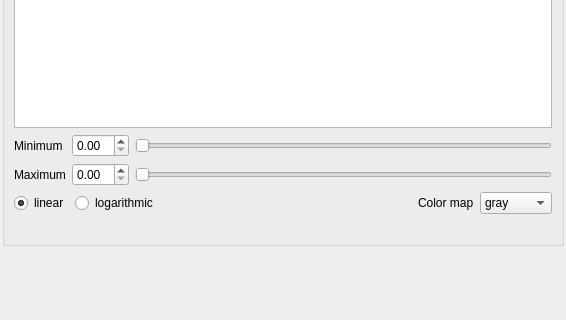
Old version of the form ptychotools/viewer/ui/control.ui in the repository DiamondLightSource/PtychographyTools; both pictures show x 0 to 566 and y 171 to 491 of the 566 by 757 pixel window.
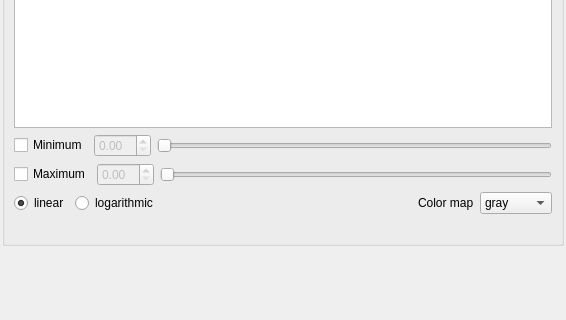
New version of the form. Custom widgets are drawn as their Qt base class.

Commit message: Added logarithmic scaling

```diff
--- a/ptychotools/viewer/ui/control.ui
+++ b/ptychotools/viewer/ui/control.ui
@@ -56,23 +56,24 @@
       <item row="4" column="0">
        <layout class="QHBoxLayout" name="horizontalLayout">
         <item>
-         <widget class="QLabel" name="minimum_label">
-          <property name="sizePolicy">
-           <sizepolicy hsizetype="Maximum" vsizetype="Preferred">
-            <horstretch>0</horstretch>
-            <verstretch>0</verstretch>
-           </sizepolicy>
-          </property>
+         <widget class="QCheckBox" name="minimum_check">
           <property name="text">
-           <string>Minimum </string>
+           <string>Minimum</string>
           </property>
          </widget>
         </item>
         <item>
-         <widget class="QDoubleSpinBox" name="minimum_edit"/>
+         <widget class="QDoubleSpinBox" name="minimum_edit">
+          <property name="enabled">
+           <bool>false</bool>
+          </property>
+         </widget>
         </item>
         <item>
          <widget class="QSlider" name="minimum_slider">
+          <property name="enabled">
+           <bool>false</bool>
+          </property>
           <property name="orientation">
            <enum>Qt::Horizontal</enum>
           </property>
@@ -214,26 +215,24 @@
       <item row="5" column="0">
        <layout class="QHBoxLayout" name="horizontalLayout_2">
         <item>
-         <widget class="QLabel" name="maximum_label">
-          <property name="enabled">
-           <bool>true</bool>
-          </property>
-          <property name="sizePolicy">
-           <sizepolicy hsizetype="Maximum" vsizetype="Preferred">
-            <horstretch>0</horstretch>
-            <verstretch>0</verstretch>
-           </sizepolicy>
-          </property>
+         <widget class="QCheckBox" name="checkBox">
           <property name="text">
            <string>Maximum</string>
           </property>
          </widget>
         </item>
         <item>
-         <widget class="QDoubleSpinBox" name="maximum_edit"/>
+         <widget class="QDoubleSpinBox" name="maximum_edit">
+          <property name="enabled">
+           <bool>false</bool>
+          </property>
+         </widget>
         </item>
         <item>
          <widget class="QSlider" name="maximum_slider">
+          <property name="enabled">
+           <bool>false</bool>
+          </property>
           <property name="orientation">
            <enum>Qt::Horizontal</enum>
           </property>
```
The commit also changes 2 other files.
